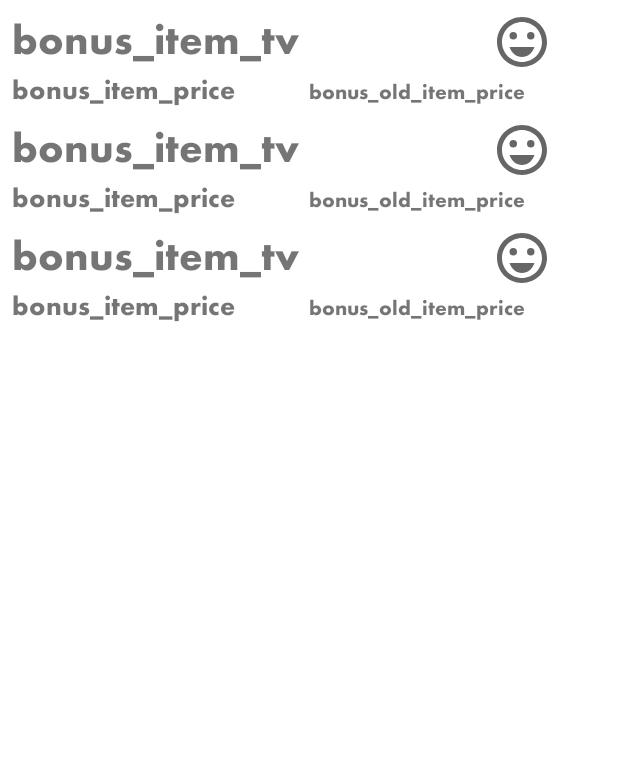
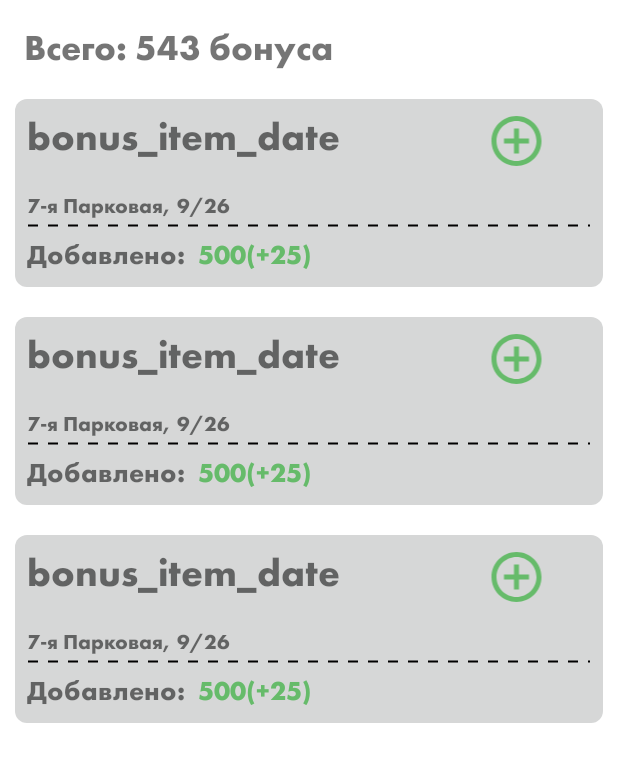
Before and after one commit to eloev/201, an Android app: the layout fragment_bonus.xml on its own in the app's theme, with its tools: preview values and no code run, on a phone screen of 412 x 824 dp. Shown: the top 762 px of the screen. Run offline under Robolectric (Android 15) with nearby library versions, the phone set to English and light mode, and no system bars.

Commit message:
bonus update

```diff
--- /dev/null
+++ b/app/src/main/res/drawable/ic_plus.xml
@@ -0,0 +1,10 @@
+<vector xmlns:android="http://schemas.android.com/apk/res/android"
+    android:width="24dp"
+    android:height="24dp"
+    android:viewportWidth="24"
+    android:viewportHeight="24"
+    android:tint="?attr/colorControlNormal">
+  <path
+      android:fillColor="@android:color/white"
+      android:pathData="M13,7h-2v4L7,11v2h4v4h2v-4h4v-2h-4L13,7zM12,2C6.48,2 2,6.48 2,12s4.48,10 10,10 10,-4.48 10,-10S17.52,2 12,2zM12,20c-4.41,0 -8,-3.59 -8,-8s3.59,-8 8,-8 8,3.59 8,8 -3.59,8 -8,8z"/>
+</vector>
--- a/app/src/main/res/layout/bonus_item.xml
+++ b/app/src/main/res/layout/bonus_item.xml
@@ -3,7 +3,9 @@
     xmlns:app="http://schemas.android.com/apk/res-auto"
     xmlns:tools="http://schemas.android.com/tools"
     android:layout_width="match_parent"
-    android:layout_height="72dp"
+    android:layout_height="125dp"
+    android:layout_margin="10dp"
+    android:background="@drawable/circle_angle"
     android:orientation="vertical"
     android:paddingLeft="8dp"
     android:paddingTop="8dp"
@@ -15,41 +17,62 @@
         android:orientation="horizontal">
 
         <TextView
-            android:id="@+id/bonus_item_tv"
+            android:id="@+id/bonus_item_date"
             android:layout_width="220dp"
             android:layout_height="40dp"
-            android:layout_weight="2"
-            android:textSize="28sp"
-            tools:text="bonus_item_tv" />
+            android:layout_weight="3"
+            android:textSize="26sp"
+            tools:text="bonus_item_date" />
 
         <ImageView
             android:id="@+id/bonus_item_img"
             android:layout_width="80dp"
             android:layout_height="40dp"
             android:layout_weight="1"
-            app:srcCompat="@drawable/ic_bonuses" />
+            android:contentDescription="@string/cd_receipt_item_img"
+            android:gravity="end"
+            app:srcCompat="@drawable/ic_plus"
+            app:tint="@color/green" />
     </LinearLayout>
+
+    <TextView
+        android:id="@+id/bonus_address"
+        android:layout_width="220dp"
+        android:layout_height="0dp"
+        android:layout_weight="3"
+        android:gravity="bottom"
+        android:text="@string/receipt_address"
+        android:textSize="14sp" />
+
+    <TextView
+        android:layout_width="match_parent"
+        android:layout_height="7dp"
+        android:background="@drawable/dotted_line" />
 
     <LinearLayout
         android:layout_width="match_parent"
-        android:layout_height="44dp"
-        android:gravity="top"
+        android:layout_height="28dp"
         android:orientation="horizontal">
 
         <TextView
-            android:id="@+id/bonus_item_price"
-            android:layout_width="24dp"
-            android:layout_height="24dp"
+            android:layout_width="100dp"
+            android:layout_height="28dp"
+            android:layout_weight="1"
+            android:text="@string/bonus_add"
+            android:textSize="18sp" />
+
+        <TextView
+            android:id="@+id/bonus_item"
+            android:layout_width="220dp"
+            android:layout_height="28dp"
+            android:layout_weight="3"
+            android:gravity="bottom"
             android:textSize="18sp"
-            android:layout_weight="3"
-            tools:text="bonus_item_price" />
-        <TextView
-            android:id="@+id/bonus_old_item_price"
-            android:layout_width="24dp"
-            android:layout_height="24dp"
-            android:textSize="14sp"
-            android:layout_weight="3"
-            tools:text="bonus_old_item_price" />
+            android:textColor="@color/green"
+            tools:text="500(+25)" />
+    </LinearLayout>
 
-    </LinearLayout>
+    <TextView
+        android:layout_width="match_parent"
+        android:layout_height="5dp" />
 </LinearLayout>
--- a/app/src/main/res/layout/fragment_bonus.xml
+++ b/app/src/main/res/layout/fragment_bonus.xml
@@ -5,14 +5,28 @@
     android:layout_width="match_parent"
     android:layout_height="match_parent">
 
+    <TextView
+        android:id="@+id/bonus_all"
+        android:layout_width="match_parent"
+        android:layout_height="40dp"
+        android:layout_marginStart="16dp"
+        android:layout_marginEnd="16dp"
+        android:layout_marginTop="16dp"
+        android:textSize="24sp"
+        app:layout_constraintBottom_toTopOf="@id/bonus_recyclerView"
+        app:layout_constraintEnd_toEndOf="parent"
+        app:layout_constraintStart_toStartOf="parent"
+        app:layout_constraintTop_toTopOf="parent"
+        tools:text="Всего: 543 бонуса" />
+
     <androidx.recyclerview.widget.RecyclerView
         android:id="@+id/bonus_recyclerView"
         android:layout_width="0dp"
         android:layout_height="0dp"
-        tools:listitem="@layout/bonus_item"
         app:layout_constraintBottom_toBottomOf="parent"
         app:layout_constraintEnd_toEndOf="parent"
         app:layout_constraintStart_toStartOf="parent"
-        app:layout_constraintTop_toTopOf="parent" />
+        app:layout_constraintTop_toBottomOf="@id/bonus_all"
+        tools:listitem="@layout/bonus_item" />
 
 </androidx.constraintlayout.widget.ConstraintLayout>
--- a/app/src/main/res/values/colors.xml
+++ b/app/src/main/res/values/colors.xml
@@ -9,6 +9,8 @@
     <color name="white">#FFFFFFFF</color>
     <color name="gray">#646464</color>
     <color name="gray200">#505050</color>
+    <color name="green">#66BB6A</color>
+    <color name="red">#F44336</color>
     <!-- theme -->
     <color name="colorPrimary">#FF9800</color>
     <color name="colorPrimaryVariant">#F57C00</color>
--- a/app/src/main/res/values/strings.xml
+++ b/app/src/main/res/values/strings.xml
@@ -47,5 +47,8 @@
     <string name="promo3">-20% Хлеб</string>
     <string name="promo4">Уголь по 199</string>
     //
+    <string name="bonus_add">Добавлено: </string>
+    <string name="bonus_all">Всего: </string>
+    <string name="bonus_counter"> баллов</string>
 
 </resources>
```
Also changed, not shown: app/src/main/java/com/android/mpdev/vkrapp/ui/bonus/BonusFragment.kt (+78 -10 lines), app/src/main/java/com/android/mpdev/vkrapp/ui/bonus/RecyclerAdapter.kt (deleted, +0 -44 lines).
